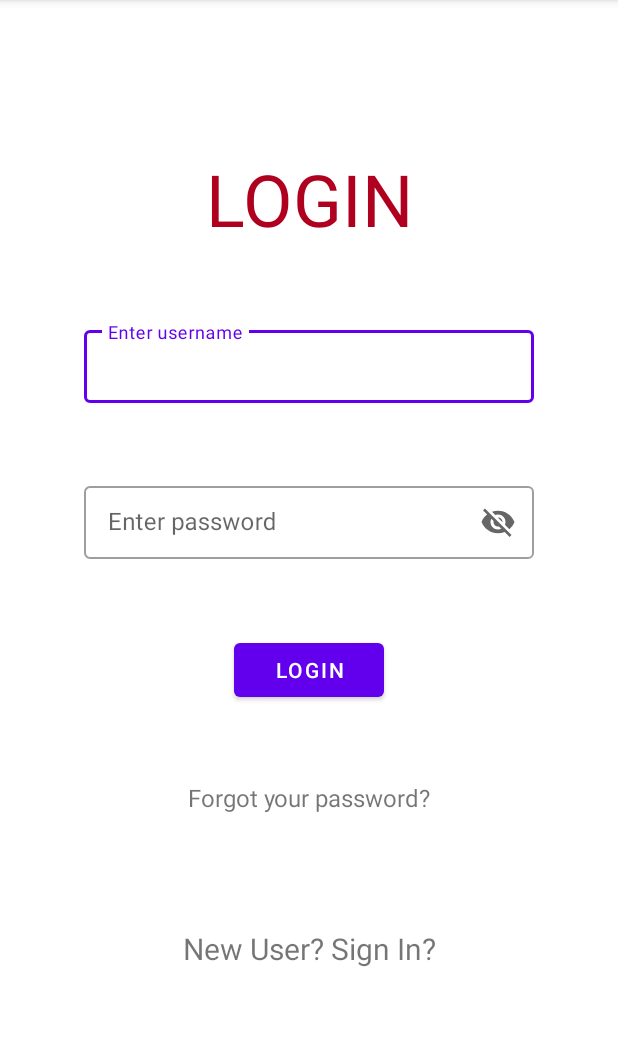
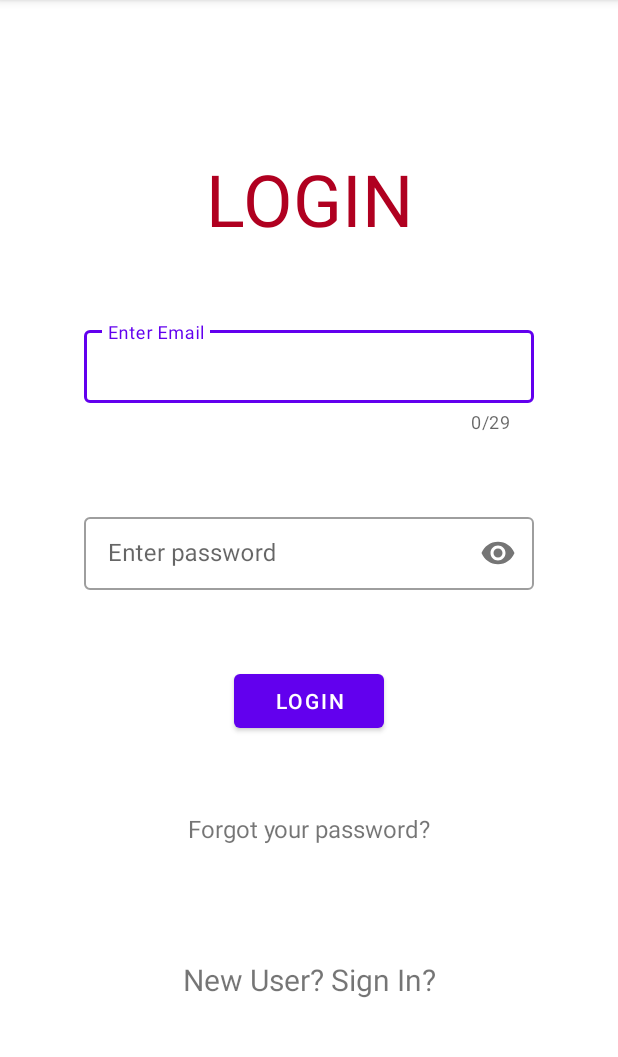
Before and after one commit to rbettinelli/done, an Android app: the MainLogin screen opened directly, with no data from a screen before it, after a tap on "LOGIN", on a phone screen of 412 x 824 dp, the part 84-1141 px from its top. Run offline under Robolectric (Android 15) with nearby library versions, the phone set to English and light mode, and no system bars; our stand-ins replace Volley; network calls fail.

Commit message:
Merge remote-tracking branch 'origin/master'

```diff
--- a/app/src/main/java/com/ioserv/done/Global.java
+++ b/app/src/main/java/com/ioserv/done/Global.java
@@ -1,9 +1,21 @@
 package com.ioserv.done;
+
+import android.content.Context;
+import android.widget.Toast;
+
+import javax.crypto.SecretKey;
 
 public class Global {
 
+    public static SecretKey mySk;
     public static Boolean   myValidUser;
     public static String    myValidUserType;
     public static int       myValidUserID;
 
+    public static void errorOccurred(Context context, String errorMessage) {
+        Toast toast=Toast.makeText(context ,errorMessage,Toast.LENGTH_SHORT);
+        toast.setMargin(50,50);
+        toast.show();
+    }
+
 }
--- a/app/src/main/java/com/ioserv/done/MainLogin.java
+++ b/app/src/main/java/com/ioserv/done/MainLogin.java
@@ -5,15 +5,14 @@ import android.content.Intent;
 import android.os.Bundle;
 import android.view.View;
 import android.widget.Button;
-import android.widget.Toast;
 import com.google.android.material.textfield.TextInputLayout;
 import org.json.JSONArray;
 import org.json.JSONObject;
+import java.util.HashMap;
 
 public class MainLogin extends AppCompatActivity implements LoadWebServices.OnNetworkCallCompleteListener {
 
-    // web Services Model.
-    String url;
+    // web Services Model
     private LoadWebServices modelWebServices;
     JSONObject requestData;
 
@@ -34,16 +33,18 @@ public class MainLogin extends AppCompatActivity implements LoadWebServices.OnNe
     public void loginStart() {
         // Check Login Here.
 
-        TextInputLayout textInputLayoutU = findViewById(R.id.kidName);
+        TextInputLayout textInputLayoutU = findViewById(R.id.eMail);
         String textUser = textInputLayoutU.getEditText().getText().toString();
 
         TextInputLayout textInputLayoutP = findViewById(R.id.userPass);
         String textPass = textInputLayoutP.getEditText().getText().toString();
 
 
-        // Web Service - JSON CALL.
-        url = "http://donenextapp.com/MyWebService.asmx/VerifyUser?U=" + textUser + "&P=" + textPass;
-        modelWebServices = new VolleyGet(this,url);
+        // Web Service - JSON CALL //
+        HashMap<String,Object> param = new HashMap<>();
+        param.put("U",textUser);
+        param.put("P",textPass);
+        modelWebServices = new VolleyGet(this,"spg_UserVerify",param);
         modelWebServices.setOnNetworkCallCompleteListener(this);
     }
 
@@ -72,7 +73,7 @@ public class MainLogin extends AppCompatActivity implements LoadWebServices.OnNe
             Global.myValidUserType = logonDetail.getString("typ");
 
             if (Global.myValidUser) {
-                if (Global.myValidUserType == "Parent") {
+                if (Global.myValidUserType.equals("Parent")) {
                     //Parent
                     startActivity(new Intent(MainLogin.this, AdminProfile.class));
                 } else {
@@ -80,7 +81,7 @@ public class MainLogin extends AppCompatActivity implements LoadWebServices.OnNe
                     //startActivity(new Intent(MainLogin.this, KidTasks.class));
                 }
             }else{
-                errorOccurred("Invalid Login");
+                Global.errorOccurred(getApplicationContext(),"Invalid Login");
             }
 
         } catch (Exception e) {
@@ -90,9 +91,7 @@ public class MainLogin extends AppCompatActivity implements LoadWebServices.OnNe
 
     @Override
     public void errorOccurred(String errorMessage) {
-        Toast toast=Toast.makeText(getApplicationContext(),errorMessage,Toast.LENGTH_SHORT);
-        toast.setMargin(50,50);
-        toast.show();
+        Global.errorOccurred(getApplicationContext(),"Connection Fault");
     }
 
 }
--- a/app/src/main/java/com/ioserv/done/VolleyGet.java
+++ b/app/src/main/java/com/ioserv/done/VolleyGet.java
@@ -2,21 +2,24 @@ package com.ioserv.done;
 
 import android.content.Context;
 import android.util.Log;
-
 import com.android.volley.Request;
 import com.android.volley.RequestQueue;
 import com.android.volley.toolbox.JsonObjectRequest;
 import com.android.volley.toolbox.Volley;
-
 import org.json.JSONObject;
+import java.util.HashMap;
+import java.util.Map;
 
 public class VolleyGet implements LoadWebServices{
 
     private OnNetworkCallCompleteListener listener;
     private JSONObject responseData;
+    private HashMap<String,String> DNA_encoding = new HashMap<>();
 
-    public VolleyGet(Context context, String url) {
 
+    public VolleyGet(Context context, String SP, HashMap<String, Object> param) {
+
+        String url = UrlBuilder(SP,param);
         JsonObjectRequest jsonObjectRequest = new JsonObjectRequest
                 (Request.Method.GET, url, null, response -> {
                     Log.i("NetworkCall",response.toString());
@@ -32,6 +35,50 @@ public class VolleyGet implements LoadWebServices{
         queue.add(jsonObjectRequest);
     }
 
+    private String UrlBuilder( String SP, HashMap<String, Object> param) {
+        String d = DnaEncode( SP,param);
+
+        return "https://donenextapp.com/MyWebService.asmx/DNAC?dna=" + d;
+    }
+
+    private String DnaEncode(String SP, HashMap<String, Object> param) {
+
+        DNA_encoding.put("00", "A");
+        DNA_encoding.put("01", "G");
+        DNA_encoding.put("10", "C");
+        DNA_encoding.put("11", "T");
+
+        String u = SP + "|";
+        for (Map.Entry<String, Object> set : param.entrySet()) {
+            u += set.getKey() + "=" + set.getValue() + "~";
+        }
+
+        //Text to Binary;
+        String b = convertStringToBinary(u);
+
+        String dna = "";
+        //Binary to DNA;
+        for(int i = 0, n = b.length() ; i < n ; i += 2) {
+            String c = b.substring(i,i+2);
+            dna += DNA_encoding.get(c);
+        }
+        return dna;
+    }
+
+    public static String convertStringToBinary(String input) {
+
+        StringBuilder result = new StringBuilder();
+        char[] chars = input.toCharArray();
+        for (char aChar : chars) {
+            result.append(
+                    String.format("%8s", Integer.toBinaryString(aChar))   // char -> int, auto-cast
+                            .replaceAll(" ", "0")                         // zero pads
+            );
+        }
+        return result.toString();
+
+    }
+
     @Override
     public JSONObject getResponseData() {
         return responseData;
--- a/app/src/main/res/layout/activity_main_login.xml
+++ b/app/src/main/res/layout/activity_main_login.xml
@@ -20,19 +20,22 @@
         android:textSize="48sp" />
 
     <com.google.android.material.textfield.TextInputLayout
-        android:id="@+id/kidName"
+        android:id="@+id/eMail"
         style="@style/Widget.MaterialComponents.TextInputLayout.OutlinedBox.Dense"
         android:layout_width="300dp"
         android:layout_height="wrap_content"
         android:layout_marginTop="50dp"
         android:gravity="center_horizontal"
-        android:hint="@string/enter_username"
+        android:hint="Enter Email"
+        app:counterEnabled="true"
+        app:counterMaxLength="29"
         app:layout_constraintTop_toTopOf="parent">
 
         <com.google.android.material.textfield.TextInputEditText
-            android:id="@+id/userLogin"
             android:layout_width="match_parent"
             android:layout_height="wrap_content"
+            android:maxLines="1"
+            android:maxLength= "29"
             android:gravity="center_vertical" />
 
     </com.google.android.material.textfield.TextInputLayout>
@@ -45,11 +48,14 @@
         android:layout_marginTop="50dp"
         android:gravity="center_horizontal"
         android:hint="@string/enter_password"
-        app:endIconMode="password_toggle">
+        app:passwordToggleEnabled="true">
 
         <com.google.android.material.textfield.TextInputEditText
             android:layout_width="match_parent"
             android:layout_height="wrap_content"
+            android:maxLength= "20"
+            app:endIconMode="password_toggle"
+            android:inputType="text|textPassword"
             android:isScrollContainer="false" />
 
     </com.google.android.material.textfield.TextInputLayout>
--- a/app/src/main/res/values/strings.xml
+++ b/app/src/main/res/values/strings.xml
@@ -10,4 +10,5 @@
     <string name="save">Save</string>
     <string name="detail">Detail</string>
     <string name="profile_mod">Profile Mod</string>
+    <string name="register">REGISTER</string>
 </resources>
```
Also changed, not shown: app/src/main/java/com/ioserv/done/MainActivity.java (+34 -1 lines), app/src/main/java/com/ioserv/done/MainRegister.java (+80 -4 lines), app/src/main/res/layout/activity_main_register.xml (+1 -18 lines).
